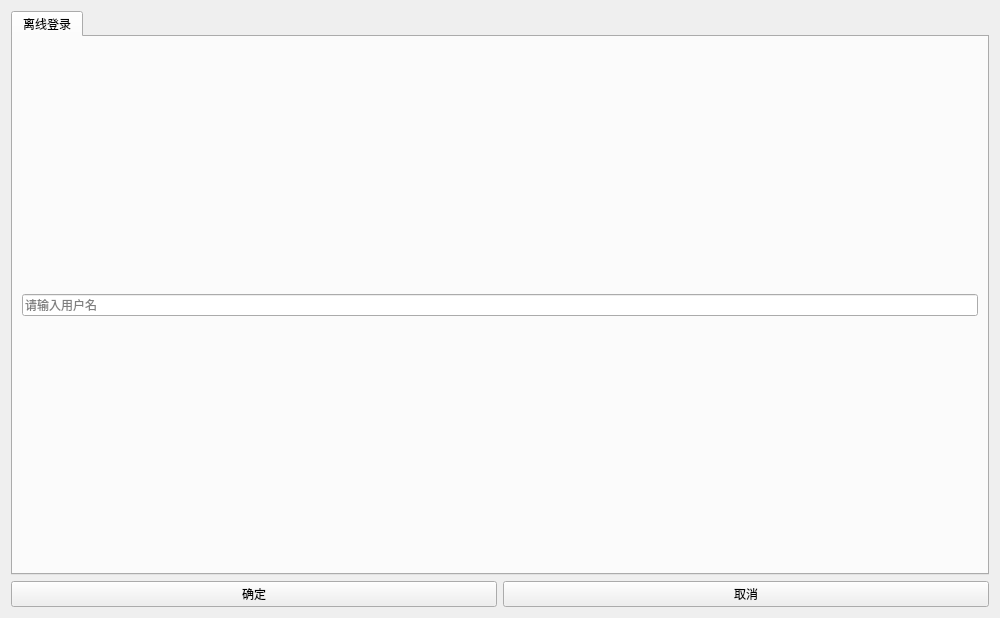
The window that Ui/User/NewUser.ui (1604042736/FMCL) describes before a commit, drawn with Qt 5.
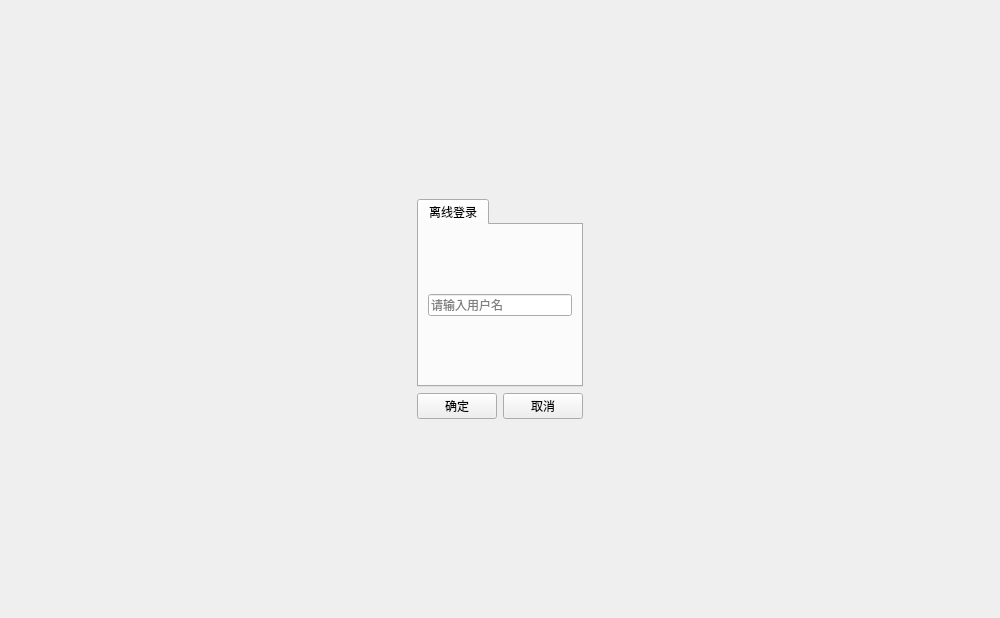
The same window after the commit.

```diff
--- a/Ui/User/NewUser.ui
+++ b/Ui/User/NewUser.ui
@@ -14,21 +14,7 @@
    <string>新用户</string>
   </property>
   <layout class="QGridLayout" name="gridLayout">
-   <item row="1" column="0">
-    <widget class="QPushButton" name="pb_ok">
-     <property name="text">
-      <string>确定</string>
-     </property>
-    </widget>
-   </item>
-   <item row="1" column="1">
-    <widget class="QPushButton" name="pb_cancel">
-     <property name="text">
-      <string>取消</string>
-     </property>
-    </widget>
-   </item>
-   <item row="0" column="0" colspan="2">
+   <item row="1" column="1" colspan="2">
     <widget class="QTabWidget" name="tabWidget">
      <property name="currentIndex">
       <number>0</number>
@@ -49,6 +35,72 @@
      </widget>
     </widget>
    </item>
+   <item row="3" column="1">
+    <spacer name="verticalSpacer">
+     <property name="orientation">
+      <enum>Qt::Vertical</enum>
+     </property>
+     <property name="sizeHint" stdset="0">
+      <size>
+       <width>20</width>
+       <height>40</height>
+      </size>
+     </property>
+    </spacer>
+   </item>
+   <item row="1" column="3">
+    <spacer name="horizontalSpacer_2">
+     <property name="orientation">
+      <enum>Qt::Horizontal</enum>
+     </property>
+     <property name="sizeHint" stdset="0">
+      <size>
+       <width>40</width>
+       <height>20</height>
+      </size>
+     </property>
+    </spacer>
+   </item>
+   <item row="1" column="0">
+    <spacer name="horizontalSpacer">
+     <property name="orientation">
+      <enum>Qt::Horizontal</enum>
+     </property>
+     <property name="sizeHint" stdset="0">
+      <size>
+       <width>40</width>
+       <height>20</height>
+      </size>
+     </property>
+    </spacer>
+   </item>
+   <item row="2" column="2">
+    <widget class="QPushButton" name="pb_cancel">
+     <property name="text">
+      <string>取消</string>
+     </property>
+    </widget>
+   </item>
+   <item row="2" column="1">
+    <widget class="QPushButton" name="pb_ok">
+     <property name="text">
+      <string>确定</string>
+     </property>
+    </widget>
+   </item>
+   <item row="0" column="1">
+    <spacer name="verticalSpacer_2">
+     <property name="orientation">
+      <enum>Qt::Vertical</enum>
+     </property>
+     <property name="sizeHint" stdset="0">
+      <size>
+       <width>20</width>
+       <height>40</height>
+      </size>
+     </property>
+    </spacer>
+   </item>
   </layout>
  </widget>
  <resources/>
```
